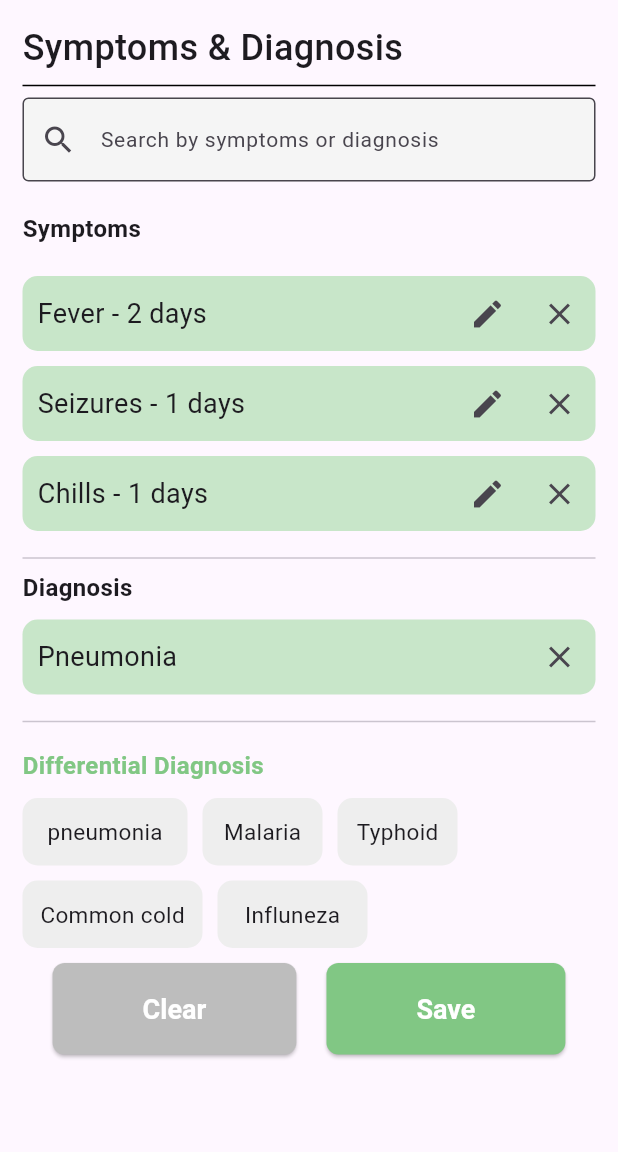
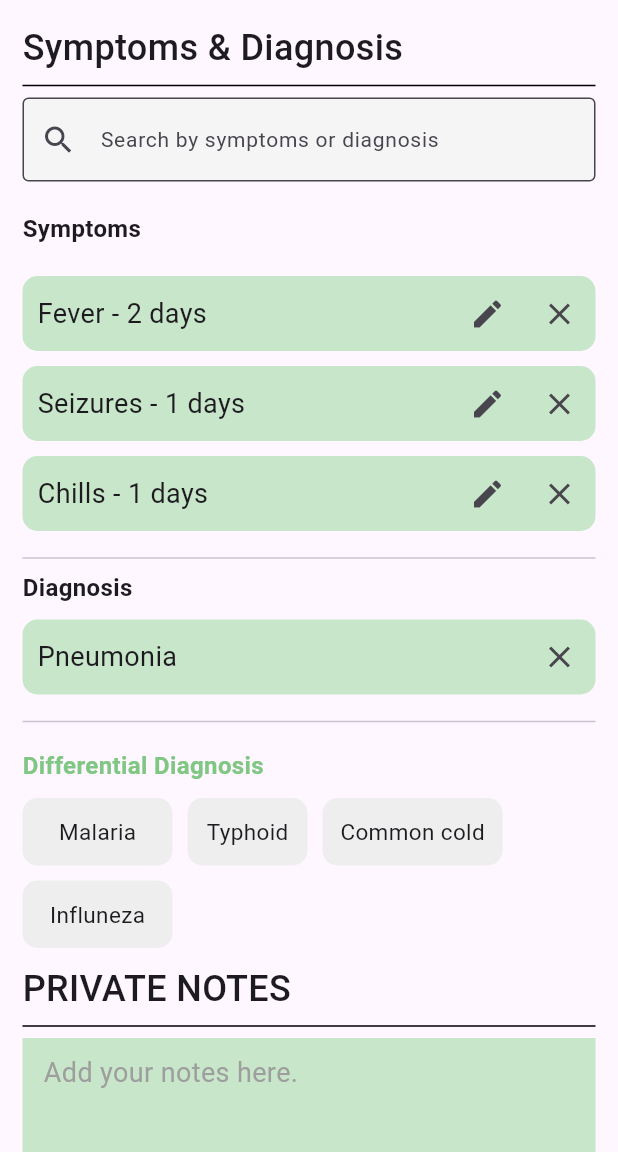
Before and after one commit to Salman4511/Patient_App, a Flutter app: the Diagnosis4Screen screen opened directly, on a phone screen of 412 x 824 dp, the part 84-1236 px from its top. Run offline on Flutter 3.47's test engine with Material 3 defaults, Android fonts, the phone set to English and light mode, and no system bars.

Commit message:
final commit

```diff
--- a/lib/view/diagnosis/diagnosis_3_screen.dart
+++ b/lib/view/diagnosis/diagnosis_3_screen.dart
@@ -5,13 +5,13 @@ import 'package:patient_details/view/home/widgets/drawer_widget.dart';
 import 'package:patient_details/widgets/container_widget.dart';
 
 class Diagnosis3Screen extends StatefulWidget {
-  const Diagnosis3Screen ({super.key});
+  const Diagnosis3Screen({super.key});
 
   @override
   State<Diagnosis3Screen> createState() => _Diagnosis3ScreenState();
 }
 
-class _Diagnosis3ScreenState extends State<Diagnosis3Screen >
+class _Diagnosis3ScreenState extends State<Diagnosis3Screen>
     with SingleTickerProviderStateMixin {
   late AnimationController _controller;
 
@@ -89,24 +89,32 @@ class _Diagnosis3ScreenState extends State<Diagnosis3Screen >
               ),
               const Text(
                 'Symptoms',
-                style: TextStyle(fontSize: 16,fontWeight: FontWeight.bold),
+                style: TextStyle(fontSize: 16, fontWeight: FontWeight.bold),
               ),
               const SizedBox(
                 height: 20,
               ),
-               SymptomsContainerWidget(text: 'Fever - 2 days', isEditable: true,),
-              kheight10,
-               SymptomsContainerWidget(
-                text: 'Seizures - 1 days', isEditable: true,
+              const SymptomsContainerWidget(
+                text: 'Fever - 2 days',
+                isEditable: true,
               ),
               kheight10,
-               SymptomsContainerWidget(
-                text: 'Chills - 1 days', isEditable: true,
+              const SymptomsContainerWidget(
+                text: 'Seizures - 1 days',
+                isEditable: true,
+              ),
+              kheight10,
+              const SymptomsContainerWidget(
+                text: 'Chills - 1 days',
+                isEditable: true,
               ),
               kheight10,
               Text(
                 'Assosiated Symptoms',
-                style: TextStyle(fontSize: 16, fontWeight: FontWeight.bold,color: Colors.green.shade300),
+                style: TextStyle(
+                    fontSize: 16,
+                    fontWeight: FontWeight.bold,
+                    color: Colors.green.shade300),
               ),
               kheight10,
               const Row(
@@ -136,7 +144,6 @@ class _Diagnosis3ScreenState extends State<Diagnosis3Screen >
                 ],
               ),
               kheight10,
-
               const Divider(),
               kheight10,
               Text(
@@ -188,7 +195,11 @@ class _Diagnosis3ScreenState extends State<Diagnosis3Screen >
                       ),
                       textStyle: const TextStyle(fontSize: 18),
                     ),
-                    child: const Text('Clear',style: TextStyle(color: kwhite,fontWeight: FontWeight.bold),),
+                    child: const Text(
+                      'Clear',
+                      style:
+                          TextStyle(color: kwhite, fontWeight: FontWeight.bold),
+                    ),
                   ),
                   ElevatedButton(
                     onPressed: () {},
@@ -201,14 +212,14 @@ class _Diagnosis3ScreenState extends State<Diagnosis3Screen >
                       ),
                       textStyle: const TextStyle(fontSize: 18),
                     ),
-                    child: const Text('Save',
+                    child: const Text(
+                      'Save',
                       style:
                           TextStyle(color: kwhite, fontWeight: FontWeight.bold),
                     ),
                   ),
                 ],
               )
-
             ],
           ),
         ),
--- a/lib/view/diagnosis/diagnosis_4_screen.dart
+++ b/lib/view/diagnosis/diagnosis_4_screen.dart
@@ -5,13 +5,13 @@ import 'package:patient_details/view/home/widgets/drawer_widget.dart';
 import 'package:patient_details/widgets/container_widget.dart';
 
 class Diagnosis4Screen extends StatefulWidget {
-  const Diagnosis4Screen ({super.key});
+  const Diagnosis4Screen({super.key});
 
   @override
   State<Diagnosis4Screen> createState() => _Diagnosis4ScreenState();
 }
 
-class _Diagnosis4ScreenState extends State<Diagnosis4Screen >
+class _Diagnosis4ScreenState extends State<Diagnosis4Screen>
     with SingleTickerProviderStateMixin {
   late AnimationController _controller;
 
@@ -89,30 +89,40 @@ class _Diagnosis4ScreenState extends State<Diagnosis4Screen >
               ),
               const Text(
                 'Symptoms',
-                style: TextStyle(fontSize: 16,fontWeight: FontWeight.bold),
+                style: TextStyle(fontSize: 16, fontWeight: FontWeight.bold),
               ),
               const SizedBox(
                 height: 20,
               ),
-               const SymptomsContainerWidget(text: 'Fever - 2 days', isEditable: true,),
-              kheight10,
               const SymptomsContainerWidget(
-                text: 'Seizures - 1 days', isEditable: true,
+                text: 'Fever - 2 days',
+                isEditable: true,
               ),
               kheight10,
               const SymptomsContainerWidget(
-                text: 'Chills - 1 days', isEditable: true,
+                text: 'Seizures - 1 days',
+                isEditable: true,
+              ),
+              kheight10,
+              const SymptomsContainerWidget(
+                text: 'Chills - 1 days',
+                isEditable: true,
               ),
               kheight10,
               const Divider(),
               const Text(
                 'Diagnosis',
-                style: TextStyle(fontSize: 16, fontWeight: FontWeight.bold,),
+                style: TextStyle(
+                  fontSize: 16,
+                  fontWeight: FontWeight.bold,
+                ),
               ),
               kheight10,
-             const SymptomsContainerWidget(text: 'Pneumonia', isEditable: false,),
+              const SymptomsContainerWidget(
+                text: 'Pneumonia',
+                isEditable: false,
+              ),
               kheight10,
-
               const Divider(),
               kheight10,
               Text(
@@ -125,29 +135,45 @@ class _Diagnosis4ScreenState extends State<Diagnosis4Screen >
               kheight10,
               const Row(
                 children: [
-                  ContainerWidget(
-                    width: 110,
-                    text: 'pneumonia',
-                  ),
-                  kwidth10,
-                  ContainerWidget(width: 80, text: 'Malaria'),
+                  ContainerWidget(width: 100, text: 'Malaria'),
                   kwidth10,
                   ContainerWidget(
                     width: 80,
                     text: 'Typhoid',
                   ),
+                  kwidth10,
+                  ContainerWidget(
+                    width: 120,
+                    text: 'Common cold',
+                  ),
                 ],
               ),
               kheight10,
               const Row(
+                children: [ContainerWidget(width: 100, text: 'Influneza')],
+              ),
+              kheight10,
+              const Text(
+                'PRIVATE NOTES',
+                style: TextStyle(fontWeight: FontWeight.w500, fontSize: 24),
+              ),
+              const Divider(
+                color: Colors.black,
+              ),
+              Container(
+                height: 100,
+                width: double.infinity,
+                color: Colors.green.shade100,
+                child: const Column(
+                  crossAxisAlignment: CrossAxisAlignment.start,
                   children: [
-                  ContainerWidget(
-                    width: 120,
-                    text: 'Common cold',
+                    kheight10,
+                    Text(
+                      '   Add your notes here.',
+                      style: TextStyle(fontSize: 18, color: kgrey),
                     ),
-                  kwidth10,
-                  ContainerWidget(width: 100, text: 'Influneza')
                   ],
+                ),
               ),
               kheight10,
               Row(
@@ -164,7 +190,11 @@ class _Diagnosis4ScreenState extends State<Diagnosis4Screen >
                       ),
                       textStyle: const TextStyle(fontSize: 18),
                     ),
-                    child: const Text('Clear',style: TextStyle(color: kwhite,fontWeight: FontWeight.bold),),
+                    child: const Text(
+                      'Clear',
+                      style:
+                          TextStyle(color: kwhite, fontWeight: FontWeight.bold),
+                    ),
                   ),
                   ElevatedButton(
                     onPressed: () {},
@@ -177,14 +207,14 @@ class _Diagnosis4ScreenState extends State<Diagnosis4Screen >
                       ),
                       textStyle: const TextStyle(fontSize: 18),
                     ),
-                    child: const Text('Save',
+                    child: const Text(
+                      'Save',
                       style:
                           TextStyle(color: kwhite, fontWeight: FontWeight.bold),
                     ),
                   ),
                 ],
               )
-
             ],
           ),
         ),
```
Also changed, not shown: lib/view/diagnosis/widgets/symptoms_container_widget.dart (+7 -3 lines). Lines whose indentation alone changed are shown as unchanged.
